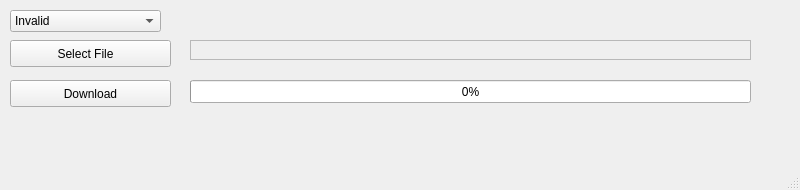
Old version of the form Qt/QtXmodem/qtxmodem.ui in the repository shinymetal6/A_os.
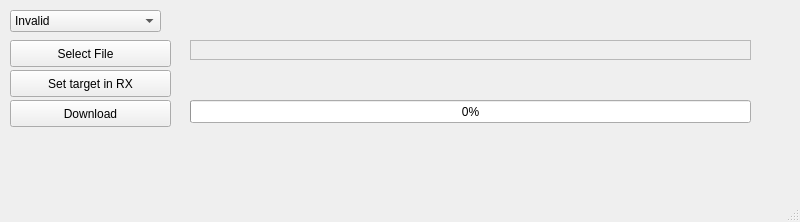
New version of the form. Icons and pictures are not drawn.

```diff
--- a/Qt/QtXmodem/qtxmodem.ui
+++ b/Qt/QtXmodem/qtxmodem.ui
@@ -7,7 +7,7 @@
     <x>0</x>
     <y>0</y>
     <width>800</width>
-    <height>190</height>
+    <height>222</height>
    </rect>
   </property>
   <property name="windowTitle">
@@ -18,7 +18,7 @@
     <property name="geometry">
      <rect>
       <x>190</x>
-      <y>80</y>
+      <y>100</y>
       <width>561</width>
       <height>23</height>
      </rect>
@@ -69,7 +69,7 @@
     <property name="geometry">
      <rect>
       <x>10</x>
-      <y>80</y>
+      <y>100</y>
       <width>161</width>
       <height>27</height>
      </rect>
@@ -220,6 +220,19 @@
      <bool>true</bool>
     </property>
    </widget>
+   <widget class="QPushButton" name="SetTargetRX_pushButton">
+    <property name="geometry">
+     <rect>
+      <x>10</x>
+      <y>70</y>
+      <width>161</width>
+      <height>27</height>
+     </rect>
+    </property>
+    <property name="text">
+     <string>Set target in RX</string>
+    </property>
+   </widget>
   </widget>
   <widget class="QMenuBar" name="menubar">
    <property name="geometry">
```
Left out of the diff: 2 changed lines with no effect on the pictures.
